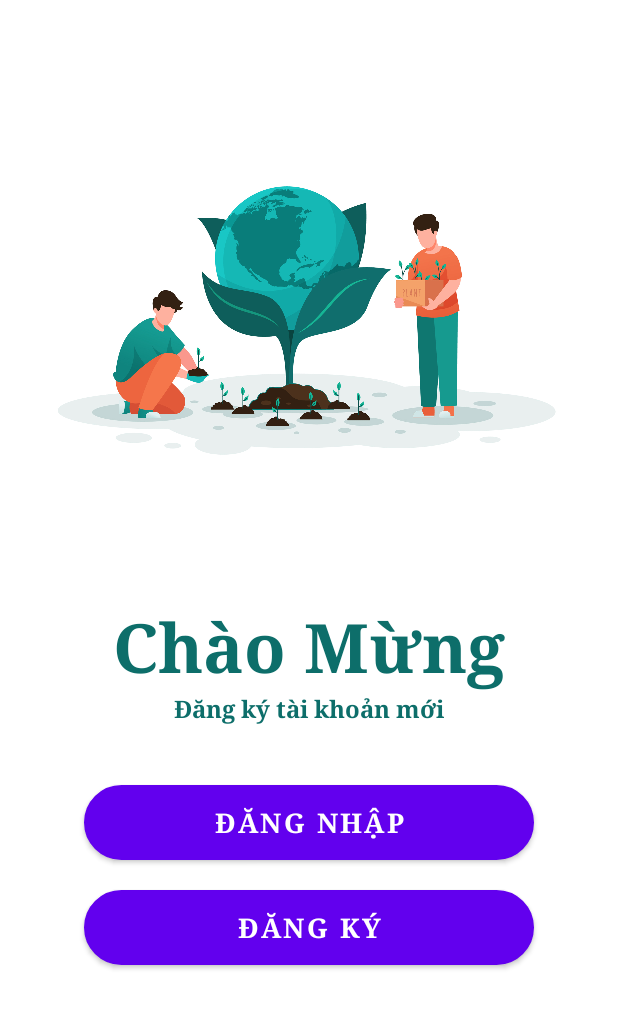
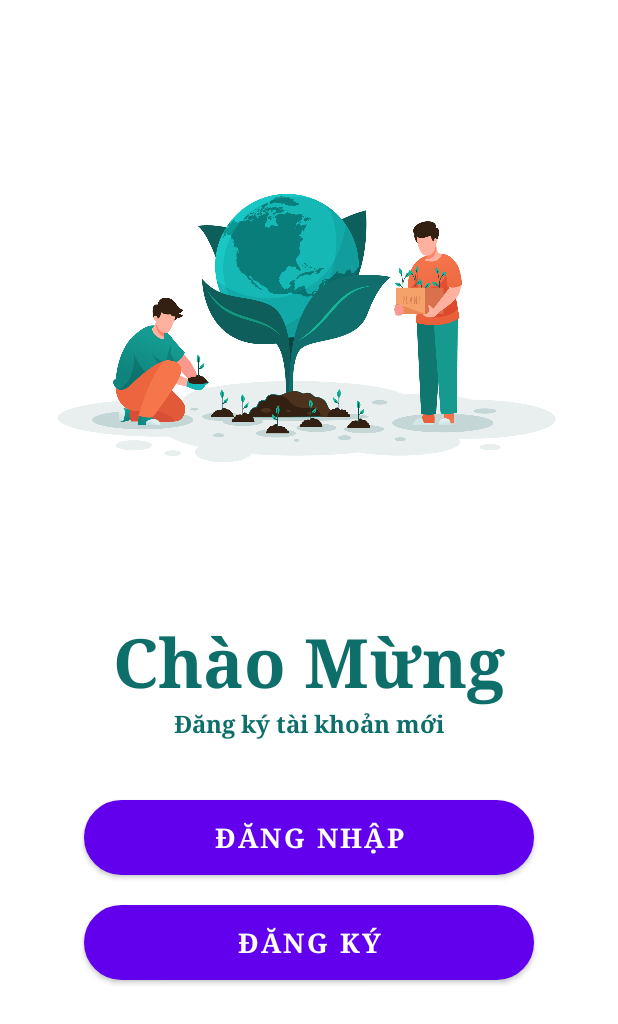
Before and after one commit to StingXIII/AppChamCong, an Android app: the screen it shows after launch (BatDauActivity), on a phone screen of 412 x 824 dp. Shown: the top 1024 px of the screen. Run offline under Robolectric (Android 15) with nearby library versions, the phone set to English and light mode, and no system bars.

Commit message:
Diep 20:00

```diff
--- a/app/src/main/res/layout/activity_bat_dau.xml
+++ b/app/src/main/res/layout/activity_bat_dau.xml
@@ -8,7 +8,7 @@
 
     <ImageView
         android:layout_width="match_parent"
-        android:layout_height="350dp"
+        android:layout_height="360dp"
         android:src="@drawable/image"
         android:layout_marginTop="20dp"/>
 
```
